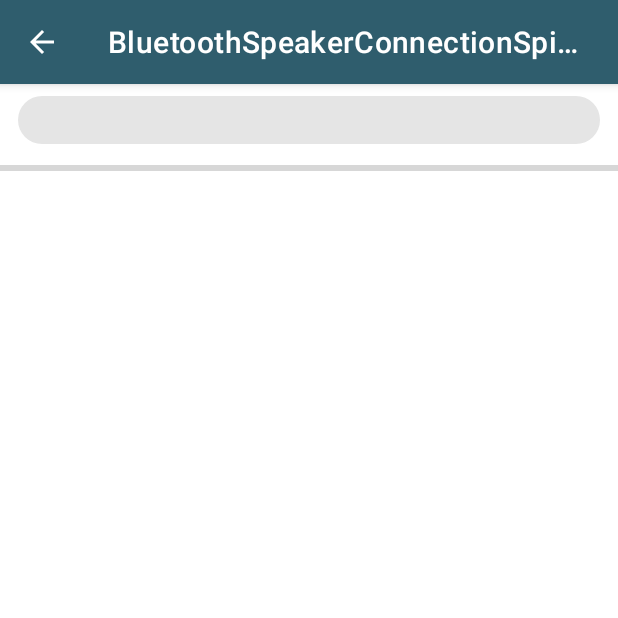
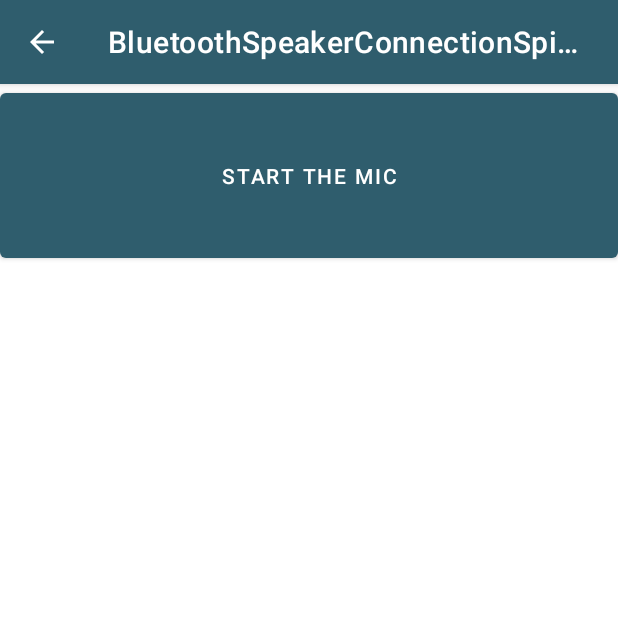
Before and after one commit to IgorTFromK/AndroidBluetoothSpeakerConnectionSpielerei, an Android app: the OsciliatorActivity screen opened directly, with no data from a screen before it, on a phone screen of 412 x 824 dp, the top half of it. Run offline under Robolectric (Android 15) with nearby library versions, the phone set to English and light mode, and no system bars.

Commit message:
Micaudiorecorder implemented

```diff
--- a/app/src/main/res/layout/oscilator_activity.xml
+++ b/app/src/main/res/layout/oscilator_activity.xml
@@ -3,15 +3,10 @@
     android:orientation="vertical" android:layout_width="match_parent"
     android:layout_height="match_parent">
 
-    <com.google.android.material.chip.Chip
-        android:id="@+id/chip4"
+
+    <Button
+        android:id="@+id/button"
         android:layout_width="match_parent"
-        android:layout_height="wrap_content" />
-
-    <ProgressBar
-        android:id="@+id/progressBar2"
-        style="?android:attr/progressBarStyleHorizontal"
-        android:layout_width="match_parent"
-        android:layout_height="wrap_content" />
-
+        android:layout_height="122dp"
+        android:text="START the Mic" />
 </LinearLayout>
```
Also changed, not shown: app/src/main/java/com/example/bluetoothspeakerconnectionspielerei/MicAudioRecord.kt (added, +83 -0 lines), app/src/main/java/com/example/bluetoothspeakerconnectionspielerei/Oscilator.kt (deleted, +0 -9 lines), app/src/main/java/com/example/bluetoothspeakerconnectionspielerei/tst.kt (added, +7 -0 lines).
